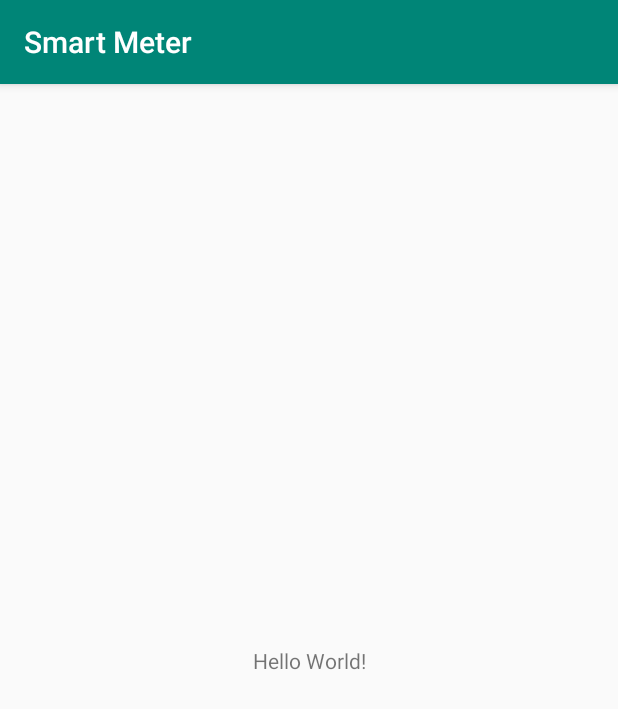
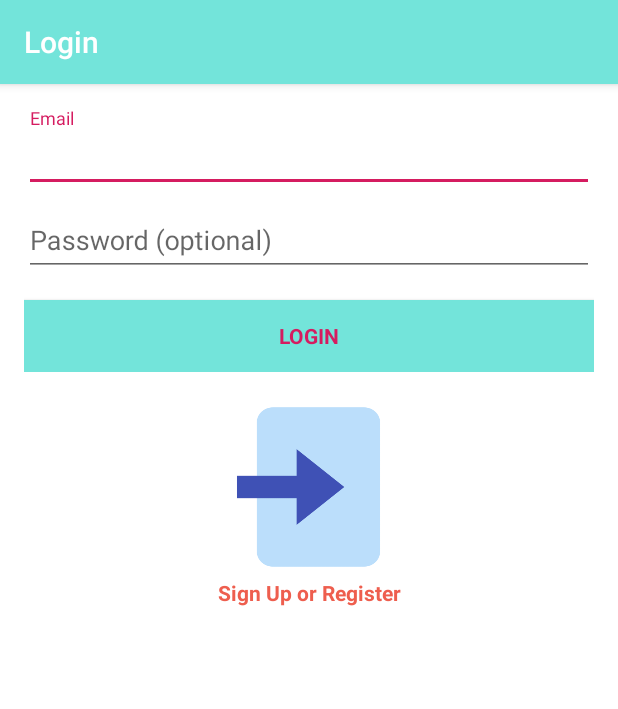
Before and after one commit to kanna998/finalproject, an Android app: the screen it shows after launch (MainActivity before the commit, LoginActivity after it), on a phone screen of 412 x 824 dp. Shown: the top 709 px of the screen. Run offline under Robolectric (Android 15) with nearby library versions, the light colour scheme and no system bars; 2 statements that could not run were skipped.

Commit message:
My commit Message 1

```diff
--- a/app/build.gradle
+++ b/app/build.gradle
@@ -22,7 +22,12 @@ dependencies {
     implementation fileTree(dir: 'libs', include: ['*.jar'])
     implementation 'com.android.support:appcompat-v7:27.1.1'
     implementation 'com.android.support.constraint:constraint-layout:1.1.3'
+    implementation 'com.android.support:design:27.1.1'
     testImplementation 'junit:junit:4.12'
     androidTestImplementation 'com.android.support.test:runner:1.0.2'
     androidTestImplementation 'com.android.support.test.espresso:espresso-core:3.0.2'
+    def nav_version = "1.0.0-beta01"
+
+    implementation "android.arch.navigation:navigation-fragment:$nav_version" // use -ktx for Kotlin
+    implementation "android.arch.navigation:navigation-ui:$nav_version" // use -ktx for Kotlin
 }
--- /dev/null
+++ b/app/src/main/java/com/example/lalithamuralidharan/smartmeter/LoginActivity.java
@@ -0,0 +1,396 @@
+package com.example.lalithamuralidharan.smartmeter;
+
+import android.animation.Animator;
+import android.animation.AnimatorListenerAdapter;
+import android.annotation.TargetApi;
+import android.content.pm.PackageManager;
+import android.support.annotation.NonNull;
+import android.support.design.widget.Snackbar;
+import android.support.v7.app.AppCompatActivity;
+import android.app.LoaderManager.LoaderCallbacks;
+
+import android.content.CursorLoader;
+import android.content.Loader;
+import android.database.Cursor;
+import android.net.Uri;
+import android.os.AsyncTask;
+
+import android.os.Build;
+import android.os.Bundle;
+import android.provider.ContactsContract;
+import android.text.TextUtils;
+import android.view.KeyEvent;
+import android.view.View;
+import android.view.View.OnClickListener;
+import android.view.inputmethod.EditorInfo;
+import android.widget.ArrayAdapter;
+import android.widget.AutoCompleteTextView;
+import android.widget.Button;
+import android.widget.EditText;
+import android.widget.TextView;
+import android.widget.Toast;
+
+import java.io.BufferedReader;
+import java.io.BufferedWriter;
+import java.io.IOException;
+import java.io.InputStream;
+import java.io.InputStreamReader;
+import java.io.OutputStream;
+import java.io.OutputStreamWriter;
+import java.net.HttpURLConnection;
+import java.net.MalformedURLException;
+import java.net.URL;
+import java.net.URLEncoder;
+import java.util.ArrayList;
+import java.util.List;
+
+import static android.Manifest.permission.READ_CONTACTS;
+
+/**
+ * A login screen that offers login via email/password.
+ */
+public class LoginActivity extends AppCompatActivity implements LoaderCallbacks<Cursor> {
+
+    /**
+     * Id to identity READ_CONTACTS permission request.
+     */
+    private static final int REQUEST_READ_CONTACTS = 0;
+
+    /**
+     * A dummy authentication store containing known user names and passwords.
+     * TODO: remove after connecting to a real authentication system.
+     */
+    private static final String[] DUMMY_CREDENTIALS = new String[]{
+            "foo@example.com:hello", "bar@example.com:world"
+    };
+    /**
+     * Keep track of the login task to ensure we can cancel it if requested.
+     */
+    private UserLoginTask mAuthTask = null;
+
+    // UI references.
+    private AutoCompleteTextView mEmailView;
+    private EditText mPasswordView;
+    private View mProgressView;
+    private View mLoginFormView;
+
+    @Override
+    protected void onCreate(Bundle savedInstanceState) {
+        super.onCreate(savedInstanceState);
+        setContentView(R.layout.activity_login);
+        // Set up the login form.
+        mEmailView = (AutoCompleteTextView) findViewById(R.id.email);
+        populateAutoComplete();
+
+        mPasswordView = (EditText) findViewById(R.id.password);
+        mPasswordView.setOnEditorActionListener(new TextView.OnEditorActionListener() {
+            @Override
+            public boolean onEditorAction(TextView textView, int id, KeyEvent keyEvent) {
+                if (id == EditorInfo.IME_ACTION_DONE || id == EditorInfo.IME_NULL) {
+                    attemptLogin();
+                    return true;
+                }
+                return false;
+            }
+        });
+
+        Button mEmailSignInButton = (Button) findViewById(R.id.email_sign_in_button);
+        mEmailSignInButton.setOnClickListener(new OnClickListener() {
+            @Override
+            public void onClick(View view) {
+                attemptLogin();
+            }
+        });
+
+       // mLoginFormView = findViewById(R.id.login_form);
+        mProgressView = findViewById(R.id.login_progress);
+    }
+
+    private void populateAutoComplete() {
+        if (!mayRequestContacts()) {
+            return;
+        }
+
+        getLoaderManager().initLoader(0, null, this);
+    }
+
+    private boolean mayRequestContacts() {
+        if (Build.VERSION.SDK_INT < Build.VERSION_CODES.M) {
+            return true;
+        }
+        if (checkSelfPermission(READ_CONTACTS) == PackageManager.PERMISSION_GRANTED) {
+            return true;
+        }
+        if (shouldShowRequestPermissionRationale(READ_CONTACTS)) {
+            Snackbar.make(mEmailView, R.string.permission_rationale, Snackbar.LENGTH_INDEFINITE)
+                    .setAction(android.R.string.ok, new View.OnClickListener() {
+                        @Override
+                        @TargetApi(Build.VERSION_CODES.M)
+                        public void onClick(View v) {
+                            requestPermissions(new String[]{READ_CONTACTS}, REQUEST_READ_CONTACTS);
+                        }
+                    });
+        } else {
+            requestPermissions(new String[]{READ_CONTACTS}, REQUEST_READ_CONTACTS);
+        }
+        return false;
+    }
+
+    /**
+     * Callback received when a permissions request has been completed.
+     */
+    @Override
+    public void onRequestPermissionsResult(int requestCode, @NonNull String[] permissions,
+                                           @NonNull int[] grantResults) {
+        if (requestCode == REQUEST_READ_CONTACTS) {
+            if (grantResults.length == 1 && grantResults[0] == PackageManager.PERMISSION_GRANTED) {
+                populateAutoComplete();
+            }
+        }
+    }
+
+
+    /**
+     * Attempts to sign in or register the account specified by the login form.
+     * If there are form errors (invalid email, missing fields, etc.), the
+     * errors are presented and no actual login attempt is made.
+     */
+    private void attemptLogin() {
+        if (mAuthTask != null) {
+            return;
+        }
+
+        // Reset errors.
+        mEmailView.setError(null);
+        mPasswordView.setError(null);
+
+        // Store values at the time of the login attempt.
+        String email = mEmailView.getText().toString();
+        String password = mPasswordView.getText().toString();
+
+        boolean cancel = false;
+        View focusView = null;
+
+        // Check for a valid password, if the user entered one.
+        if (!TextUtils.isEmpty(password) && !isPasswordValid(password)) {
+            mPasswordView.setError(getString(R.string.error_invalid_password));
+            focusView = mPasswordView;
+            cancel = true;
+        }
+
+        // Check for a valid email address.
+        if (TextUtils.isEmpty(email)) {
+            mEmailView.setError(getString(R.string.error_field_required));
+            focusView = mEmailView;
+            cancel = true;
+        } else if (!isEmailValid(email)) {
+            mEmailView.setError(getString(R.string.error_invalid_email));
+            focusView = mEmailView;
+            cancel = true;
+        }
+
+        if (cancel) {
+            // There was an error; don't attempt login and focus the first
+            // form field with an error.
+            focusView.requestFocus();
+        } else {
+            // Show a progress spinner, and kick off a background task to
+            // perform the user login attempt.
+            showProgress(true);
+            mAuthTask = new UserLoginTask(email, password);
+            mAuthTask.execute((Void) null);
+        }
+    }
+
+    private boolean isEmailValid(String email) {
+        //TODO: Replace this with your own logic
+        return true;
+    }
+
+    private boolean isPasswordValid(String password) {
+        //TODO: Replace this with your own logic
+        return true;
+    }
+
+    /**
+     * Shows the progress UI and hides the login form.
+     */
+    @TargetApi(Build.VERSION_CODES.HONEYCOMB_MR2)
+    private void showProgress(final boolean show) {
+        // On Honeycomb MR2 we have the ViewPropertyAnimator APIs, which allow
+        // for very easy animations. If available, use these APIs to fade-in
+        // the progress spinner.
+        if (Build.VERSION.SDK_INT >= Build.VERSION_CODES.HONEYCOMB_MR2) {
+            int shortAnimTime = getResources().getInteger(android.R.integer.config_shortAnimTime);
+
+           /*mLoginFormView.setVisibility(show ? View.GONE : View.VISIBLE);
+            mLoginFormView.animate().setDuration(shortAnimTime).alpha(
+                    show ? 0 : 1).setListener(new AnimatorListenerAdapter() {
+                @Override
+                public void onAnimationEnd(Animator animation) {
+                    mLoginFormView.setVisibility(show ? View.GONE : View.VISIBLE);
+                }
+            });*/
+
+            mProgressView.setVisibility(show ? View.VISIBLE : View.GONE);
+            mProgressView.animate().setDuration(shortAnimTime).alpha(
+                    show ? 1 : 0).setListener(new AnimatorListenerAdapter() {
+                @Override
+                public void onAnimationEnd(Animator animation) {
+                    mProgressView.setVisibility(show ? View.VISIBLE : View.GONE);
+                }
+            });
+        } else {
+            // The ViewPropertyAnimator APIs are not available, so simply show
+            // and hide the relevant UI components.
+            mProgressView.setVisibility(show ? View.VISIBLE : View.GONE);
+            //mLoginFormView.setVisibility(show ? View.GONE : View.VISIBLE);
+        }
+    }
+
+    @Override
+    public Loader<Cursor> onCreateLoader(int i, Bundle bundle) {
+        return new CursorLoader(this,
+                // Retrieve data rows for the device user's 'profile' contact.
+                Uri.withAppendedPath(ContactsContract.Profile.CONTENT_URI,
+                        ContactsContract.Contacts.Data.CONTENT_DIRECTORY), ProfileQuery.PROJECTION,
+
+                // Select only email addresses.
+                ContactsContract.Contacts.Data.MIMETYPE +
+                        " = ?", new String[]{ContactsContract.CommonDataKinds.Email
+                .CONTENT_ITEM_TYPE},
+
+                // Show primary email addresses first. Note that there won't be
+                // a primary email address if the user hasn't specified one.
+                ContactsContract.Contacts.Data.IS_PRIMARY + " DESC");
+    }
+
+    @Override
+    public void onLoadFinished(Loader<Cursor> cursorLoader, Cursor cursor) {
+        List<String> emails = new ArrayList<>();
+        cursor.moveToFirst();
+        while (!cursor.isAfterLast()) {
+            emails.add(cursor.getString(ProfileQuery.ADDRESS));
+            cursor.moveToNext();
+        }
+
+        addEmailsToAutoComplete(emails);
+    }
+
+    @Override
+    public void onLoaderReset(Loader<Cursor> cursorLoader) {
+
+    }
+
+    private void addEmailsToAutoComplete(List<String> emailAddressCollection) {
+        //Create adapter to tell the AutoCompleteTextView what to show in its dropdown list.
+        ArrayAdapter<String> adapter =
+                new ArrayAdapter<>(LoginActivity.this,
+                        android.R.layout.simple_dropdown_item_1line, emailAddressCollection);
+
+        mEmailView.setAdapter(adapter);
+    }
+
+
+    private interface ProfileQuery {
+        String[] PROJECTION = {
+                ContactsContract.CommonDataKinds.Email.ADDRESS,
+                ContactsContract.CommonDataKinds.Email.IS_PRIMARY,
+        };
+
+        int ADDRESS = 0;
+        int IS_PRIMARY = 1;
+    }
+
+    /**
+     * Represents an asynchronous login/registration task used to authenticate
+     * the user.
+     */
+    public class UserLoginTask extends AsyncTask<Void, Void, Boolean> {
+
+        private final String mEmail;
+        private final String mPassword;
+
+        UserLoginTask(String email, String password) {
+            mEmail = email;
+            mPassword = password;
+        }
+
+        @Override
+        protected Boolean doInBackground(Void... params) {
+            // TODO: attempt authentication against a network service.
+
+            try {
+                // Simulate network access.
+                Thread.sleep(2000);
+            } catch (InterruptedException e) {
+                return false;
+            }
+
+            try {
+
+                URL url = new URL("http://mysqlpro.000webhostapp.com/login.php");
+                HttpURLConnection httpURLConnection = (HttpURLConnection) url.openConnection();
+                httpURLConnection.setDoOutput(true);
+                httpURLConnection.setDoInput(true);
+                OutputStream outputStream = httpURLConnection.getOutputStream();
+                BufferedWriter bufferedWriter = new BufferedWriter(new OutputStreamWriter(outputStream, "UTF-8"));
+                String post_data = URLEncoder.encode("username","UTF-8")+"="+URLEncoder.encode(mEmail,"UTF-8")+
+                        "&"+URLEncoder.encode("password","UTF-8")+"="+URLEncoder.encode(mPassword,"UTF-8");
+                bufferedWriter.write(post_data);
+                bufferedWriter.flush();
+                bufferedWriter.close();
+                outputStream.close();
+
+                InputStream inputStream = httpURLConnection.getInputStream();
+                BufferedReader bufferedReader = new BufferedReader(new InputStreamReader(inputStream,"iso-8859-1"));
+                String result = "";
+                String line = "";
+
+                while((line = bufferedReader.readLine()) != null){
+                    result += line;
+                }
+                bufferedReader.close();
+                inputStream.close();
+                httpURLConnection.disconnect();
+                return true;
+
+            } catch (MalformedURLException e) {
+                e.printStackTrace();
+            } catch (IOException e) {
+                e.printStackTrace();
+            }
+
+           /* for (String credential : DUMMY_CREDENTIALS) {
+                String[] pieces = credential.split(":");
+                if (pieces[0].equals(mEmail)) {
+                    // Account exists, return true if the password matches.
+                    return pieces[1].equals(mPassword);
+                }
+            }*/
+
+            // TODO: register the new account here.
+            return true;
+        }
+
+        @Override
+        protected void onPostExecute(final Boolean success) {
+            mAuthTask = null;
+            showProgress(false);
+
+            if (success) {
+                Toast.makeText(getApplication(),"Login Successfull",Toast.LENGTH_SHORT).show();
+              //  finish();
+            } else {
+                mPasswordView.setError(getString(R.string.error_incorrect_password));
+                mPasswordView.requestFocus();
+            }
+        }
+
+        @Override
+        protected void onCancelled() {
+            mAuthTask = null;
+            showProgress(false);
+        }
+    }
+}
--- a/app/src/main/java/com/example/lalithamuralidharan/smartmeter/MainActivity.java
+++ b/app/src/main/java/com/example/lalithamuralidharan/smartmeter/MainActivity.java
@@ -1,13 +1,23 @@
 package com.example.lalithamuralidharan.smartmeter;
 
+import android.content.Intent;
+import android.os.Handler;
 import android.support.v7.app.AppCompatActivity;
 import android.os.Bundle;
 
 public class MainActivity extends AppCompatActivity {
-
+    private static int SPLASH_TIME_OUT = 2000;
     @Override
     protected void onCreate(Bundle savedInstanceState) {
         super.onCreate(savedInstanceState);
         setContentView(R.layout.activity_main);
+        new Handler().postDelayed(new Runnable() {
+            @Override
+            public void run() {
+                Intent loginIntent = new Intent(MainActivity.this,LoginActivity.class);
+                startActivity(loginIntent);
+                finish();
+            }
+        },SPLASH_TIME_OUT);
     }
 }
--- /dev/null
+++ b/app/src/main/res/layout/activity_login.xml
@@ -0,0 +1,98 @@
+<?xml version="1.0" encoding="utf-8"?>
+<LinearLayout xmlns:android="http://schemas.android.com/apk/res/android"
+    xmlns:app="http://schemas.android.com/apk/res-auto"
+    xmlns:tools="http://schemas.android.com/tools"
+    android:layout_width="match_parent"
+    android:layout_height="match_parent"
+    android:gravity="center_horizontal"
+    android:orientation="vertical"
+    android:paddingLeft="@dimen/activity_horizontal_margin"
+    android:paddingTop="@dimen/activity_vertical_margin"
+    android:paddingRight="@dimen/activity_horizontal_margin"
+    android:paddingBottom="@dimen/activity_vertical_margin"
+    android:background="#ffff"
+    tools:context=".LoginActivity">
+
+    <!-- Login progress -->
+    <ProgressBar
+        android:id="@+id/login_progress"
+        style="?android:attr/progressBarStyleLarge"
+        android:layout_width="wrap_content"
+        android:layout_height="wrap_content"
+        android:layout_marginBottom="8dp"
+        android:visibility="gone" />
+
+
+
+
+        <LinearLayout
+            android:id="@+id/email_login_form"
+            android:layout_width="match_parent"
+            android:layout_height="wrap_content"
+            android:orientation="vertical">
+
+            <android.support.design.widget.TextInputLayout
+                android:layout_width="match_parent"
+                android:layout_height="wrap_content">
+
+                <AutoCompleteTextView
+                    android:id="@+id/email"
+                    android:layout_width="match_parent"
+                    android:layout_height="wrap_content"
+                    android:hint="@string/prompt_email"
+                    android:inputType="textEmailAddress"
+                    android:maxLines="1"
+                    android:singleLine="true"
+                    android:textColor="@android:color/background_dark" />
+
+            </android.support.design.widget.TextInputLayout>
+
+            <android.support.design.widget.TextInputLayout
+                android:layout_width="match_parent"
+                android:layout_height="wrap_content">
+
+                <EditText
+                    android:id="@+id/password"
+                    android:layout_width="match_parent"
+                    android:layout_height="wrap_content"
+                    android:hint="@string/prompt_password"
+                    android:imeActionId="6"
+                    android:imeActionLabel="@string/action_sign_in_short"
+                    android:imeOptions="actionUnspecified"
+                    android:inputType="textPassword"
+                    android:maxLines="1"
+                    android:singleLine="true" />
+
+            </android.support.design.widget.TextInputLayout>
+
+            <Button
+                android:id="@+id/email_sign_in_button"
+                style="?android:textAppearanceSmall"
+                android:layout_width="match_parent"
+                android:layout_height="wrap_content"
+                android:layout_marginTop="16dp"
+                android:background="@color/colorPrimary"
+                android:text="Login"
+                android:textColor="@color/colorAccent"
+                android:textStyle="bold" />
+
+        </LinearLayout>
+
+    <Button
+        android:id="@+id/email_sign_up_button"
+        style="?android:textAppearanceSmall"
+        android:layout_width="127dp"
+        android:layout_height="121dp"
+        android:layout_marginTop="@dimen/activity_vertical_margin"
+        android:background="@drawable/enter"
+        android:gravity="center_horizontal" />
+
+    <TextView
+        android:id="@+id/textView"
+        android:layout_width="match_parent"
+        android:layout_height="wrap_content"
+        android:gravity="center_horizontal"
+        android:text="Sign Up or Register"
+        android:textColor="@color/colorPrimaryDark"
+        android:textStyle="bold" />
+</LinearLayout>
--- a/app/src/main/res/values/colors.xml
+++ b/app/src/main/res/values/colors.xml
@@ -1,6 +1,6 @@
 <?xml version="1.0" encoding="utf-8"?>
 <resources>
-    <color name="colorPrimary">#008577</color>
-    <color name="colorPrimaryDark">#00574B</color>
-    <color name="colorAccent">#D81B60</color>
+    <color name="colorPrimary">#73E4DA</color>
+    <color name="colorPrimaryDark">#EE5E4E</color>
+    <color name="colorAccent">#D51C60</color>
 </resources>
--- /dev/null
+++ b/app/src/main/res/values/dimens.xml
@@ -0,0 +1,5 @@
+<resources>
+    <!-- Default screen margins, per the Android Design guidelines. -->
+    <dimen name="activity_horizontal_margin">16dp</dimen>
+    <dimen name="activity_vertical_margin">16dp</dimen>
+</resources>
--- a/app/src/main/res/values/strings.xml
+++ b/app/src/main/res/values/strings.xml
@@ -1,3 +1,16 @@
 <resources>
     <string name="app_name">Smart Meter</string>
+    <string name="title_activity_login">Login</string>
+    <!-- Strings related to login -->
+    <string name="prompt_email">Email</string>
+    <string name="prompt_password">Password (optional)</string>
+    <string name="action_sign_in">Sign in or register</string>
+    <string name="action_sign_in_short">Sign in</string>
+    <string name="error_invalid_email">This email address is invalid</string>
+    <string name="error_invalid_password">This password is too short</string>
+    <string name="error_incorrect_password">This password is incorrect</string>
+    <string name="error_field_required">This field is required</string>
+    <string name="permission_rationale">"Contacts permissions are needed for providing email
+        completions."
+    </string>
 </resources>
--- a/build.gradle
+++ b/build.gradle
@@ -7,7 +7,7 @@ buildscript {
         jcenter()
     }
     dependencies {
-        classpath 'com.android.tools.build:gradle:3.2.1'
+        classpath 'com.android.tools.build:gradle:3.3.1'
 
 
         // NOTE: Do not place your application dependencies here; they belong
```
Also changed, not shown: app/src/main/AndroidManifest.xml (+9 -0 lines), app/src/main/res/layout/activity_main.xml (+8 -2 lines), app/src/main/res/navigation/nav_graph.xml (added, +18 -0 lines), app/src/main/res/drawable/enter.png (added), app/src/main/res/drawable/smart_meter.png (added), gradle/wrapper/gradle-wrapper.properties.
